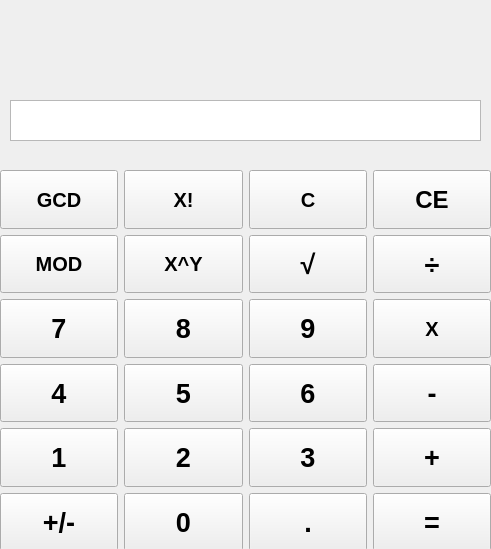
emanuel-ruiz/standard_calculator, file standard_calculator/standard_widget.ui: the form before one commit.
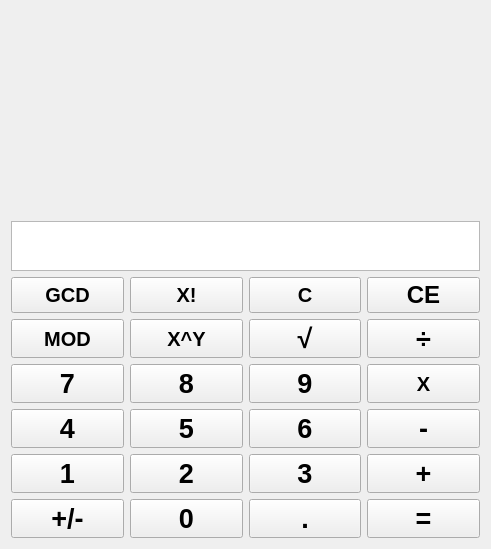
The form after the commit.

Patch:
```diff
--- a/standard_calculator/standard_widget.ui
+++ b/standard_calculator/standard_widget.ui
@@ -10,28 +10,61 @@
     <height>549</height>
    </rect>
   </property>
+  <property name="sizePolicy">
+   <sizepolicy hsizetype="Expanding" vsizetype="Expanding">
+    <horstretch>0</horstretch>
+    <verstretch>0</verstretch>
+   </sizepolicy>
+  </property>
   <property name="windowTitle">
    <string>Form</string>
   </property>
-  <widget class="QTextEdit" name="textEdit">
-   <property name="geometry">
-    <rect>
-     <x>10</x>
-     <y>100</y>
-     <width>471</width>
-     <height>41</height>
-    </rect>
-   </property>
-  </widget>
-  <widget class="QWidget" name="">
-   <property name="geometry">
-    <rect>
-     <x>0</x>
-     <y>170</y>
-     <width>491</width>
-     <height>381</height>
-    </rect>
-   </property>
+  <layout class="QVBoxLayout" name="verticalLayout_2">
+   <item>
+    <spacer name="verticalSpacer">
+     <property name="orientation">
+      <enum>Qt::Vertical</enum>
+     </property>
+     <property name="sizeHint" stdset="0">
+      <size>
+       <width>20</width>
+       <height>100</height>
+      </size>
+     </property>
+    </spacer>
+   </item>
+   <item>
+    <widget class="QTextEdit" name="edit_numbers">
+     <property name="sizePolicy">
+      <sizepolicy hsizetype="Expanding" vsizetype="Maximum">
+       <horstretch>0</horstretch>
+       <verstretch>2</verstretch>
+      </sizepolicy>
+     </property>
+     <property name="minimumSize">
+      <size>
+       <width>0</width>
+       <height>22</height>
+      </size>
+     </property>
+     <property name="maximumSize">
+      <size>
+       <width>16777215</width>
+       <height>50</height>
+      </size>
+     </property>
+     <property name="font">
+      <font>
+       <pointsize>20</pointsize>
+       <bold>true</bold>
+      </font>
+     </property>
+     <property name="layoutDirection">
+      <enum>Qt::RightToLeft</enum>
+     </property>
+    </widget>
+   </item>
+   <item>
    <layout class="QGridLayout" name="gridLayout">
     <item row="4" column="3">
      <widget class="QPushButton" name="pushButton_20">
@@ -490,7 +523,8 @@
      </widget>
     </item>
    </layout>
-  </widget>
+   </item>
+  </layout>
  </widget>
  <resources/>
  <connections/>
```
Left out of the diff: 44 changed lines with no effect on the pictures. Lines whose indentation alone changed are shown as unchanged.
